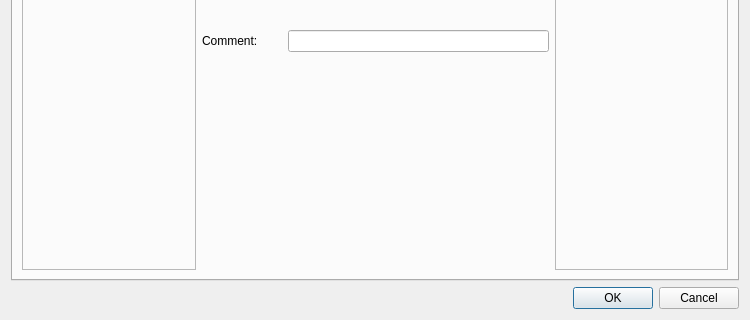
Patryk-97/BusConfig, file BusConfigUI/CanNodeCreator.ui: the form before one commit; both pictures show x 0 to 750 and y 180 to 500 of the 750 by 500 pixel window.
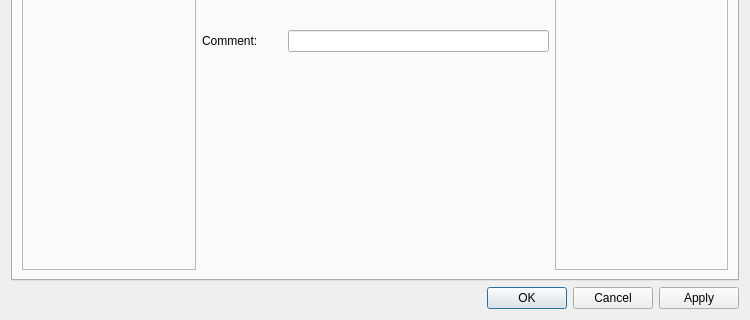
The form after the commit.

The edit to the form file:
```diff
--- a/BusConfigUI/CanNodeCreator.ui
+++ b/BusConfigUI/CanNodeCreator.ui
@@ -96,7 +96,7 @@
         <enum>Qt::Horizontal</enum>
        </property>
        <property name="standardButtons">
-        <set>QDialogButtonBox::Cancel|QDialogButtonBox::Ok</set>
+        <set>QDialogButtonBox::Apply|QDialogButtonBox::Cancel|QDialogButtonBox::Ok</set>
        </property>
       </widget>
      </item>
```
